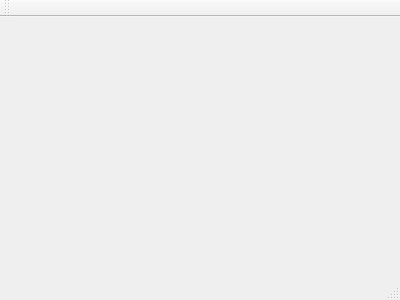
Old version of the form proj/src/MainWindow.ui in the repository germix/debugger.
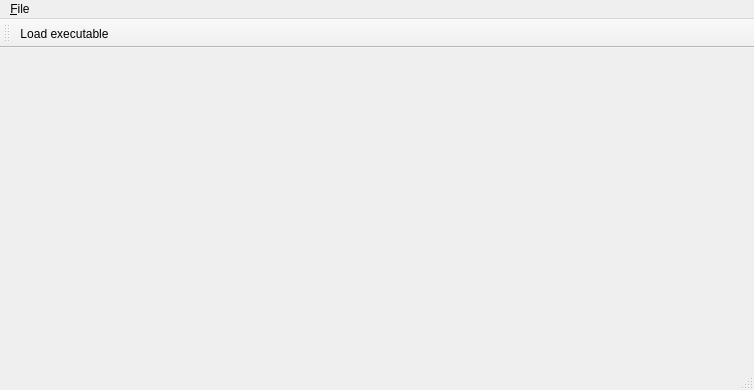
New version of the form. Icons and pictures are not drawn.

Commit message: Load executable

Patch:
```diff
--- a/proj/src/MainWindow.ui
+++ b/proj/src/MainWindow.ui
@@ -6,8 +6,8 @@
    <rect>
     <x>0</x>
     <y>0</y>
-    <width>400</width>
-    <height>300</height>
+    <width>754</width>
+    <height>390</height>
    </rect>
   </property>
   <property name="windowTitle">
@@ -19,10 +19,17 @@
     <rect>
      <x>0</x>
      <y>0</y>
-     <width>400</width>
+     <width>754</width>
      <height>26</height>
     </rect>
    </property>
+   <widget class="QMenu" name="menu_File">
+    <property name="title">
+     <string>&amp;File</string>
+    </property>
+    <addaction name="actionLoadExecutable"/>
+   </widget>
+   <addaction name="menu_File"/>
   </widget>
   <widget class="QToolBar" name="mainToolBar">
    <attribute name="toolBarArea">
@@ -31,8 +38,18 @@
    <attribute name="toolBarBreak">
     <bool>false</bool>
    </attribute>
+   <addaction name="actionLoadExecutable"/>
   </widget>
   <widget class="QStatusBar" name="statusBar"/>
+  <action name="actionLoadExecutable">
+   <property name="icon">
+    <iconset resource="../res/resource.qrc">
+     <normaloff>:/icons/open.png</normaloff>:/icons/open.png</iconset>
+   </property>
+   <property name="text">
+    <string>&amp;Load executable</string>
+   </property>
+  </action>
  </widget>
  <layoutdefault spacing="6" margin="11"/>
  <resources/>
```
Left out of the diff: 26 changed lines with no effect on the pictures. The commit also changes 5 other files.
